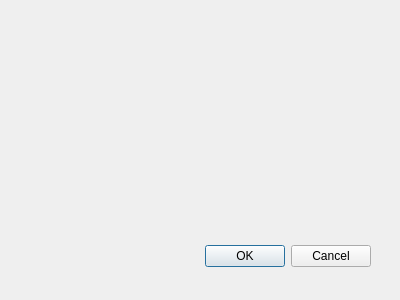
Above: ghini_tree_position_dialog_base.ui from Ghini/DistanceMatrixToCoords before the change. Below: the same form after it.
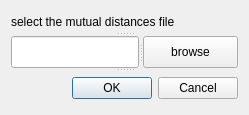
That is the form after the change.

Diff of the .ui file:
```diff
--- a/ghini_tree_position_dialog_base.ui
+++ b/ghini_tree_position_dialog_base.ui
@@ -1,33 +1,78 @@
 <ui version="4.0" >
  <class>DistanceMatrixToCoordsDialogBase</class>
- <widget class="QDialog" name="DistanceMatrixToCoordsDialogBase" >
-  <property name="geometry" >
+ <widget class="QDialog" name="DistanceMatrixToCoordsDialogBase">
+  <property name="geometry">
    <rect>
     <x>0</x>
     <y>0</y>
-    <width>400</width>
-    <height>300</height>
+    <width>249</width>
+    <height>115</height>
    </rect>
   </property>
   <property name="windowTitle" >
    <string>GhiniTreePositioner</string>
   </property>
-  <widget class="QDialogButtonBox" name="button_box" >
-   <property name="geometry" >
-    <rect>
-     <x>30</x>
-     <y>240</y>
-     <width>341</width>
-     <height>32</height>
-    </rect>
-   </property>
-   <property name="orientation" >
-    <enum>Qt::Horizontal</enum>
-   </property>
-   <property name="standardButtons" >
-    <set>QDialogButtonBox::Cancel|QDialogButtonBox::Ok</set>
-   </property>
-  </widget>
+  <layout class="QGridLayout" name="gridLayout">
+   <item row="0" column="0">
+    <widget class="QSplitter" name="splitter_2">
+     <property name="orientation">
+      <enum>Qt::Vertical</enum>
+     </property>
+     <widget class="QLabel" name="label">
+      <property name="text">
+       <string>select the mutual distances file</string>
+      </property>
+     </widget>
+     <widget class="QSplitter" name="splitter">
+      <property name="orientation">
+       <enum>Qt::Horizontal</enum>
+      </property>
+      <widget class="QLineEdit" name="lineEdit">
+       <property name="enabled">
+        <bool>true</bool>
+       </property>
+       <property name="sizePolicy">
+        <sizepolicy hsizetype="Expanding" vsizetype="Fixed">
+         <horstretch>0</horstretch>
+         <verstretch>0</verstretch>
+        </sizepolicy>
+       </property>
+       <property name="maximumSize">
+        <size>
+         <width>9999</width>
+         <height>9999</height>
+        </size>
+       </property>
+      </widget>
+      <widget class="QPushButton" name="pushButton">
+       <property name="sizePolicy">
+        <sizepolicy hsizetype="Fixed" vsizetype="Fixed">
+         <horstretch>0</horstretch>
+         <verstretch>0</verstretch>
+        </sizepolicy>
+       </property>
+       <property name="text">
+        <string>browse</string>
+       </property>
+      </widget>
+     </widget>
+     <widget class="QDialogButtonBox" name="button_box">
+      <property name="maximumSize">
+       <size>
+        <width>5000</width>
+        <height>32</height>
+       </size>
+      </property>
+      <property name="orientation">
+       <enum>Qt::Horizontal</enum>
+      </property>
+      <property name="standardButtons">
+       <set>QDialogButtonBox::Cancel|QDialogButtonBox::Ok</set>
+      </property>
+     </widget>
+    </widget>
+   </item>
+  </layout>
  </widget>
  <resources/>
  <connections>
```
Left out of the diff: 29 changed lines with no effect on the pictures.
